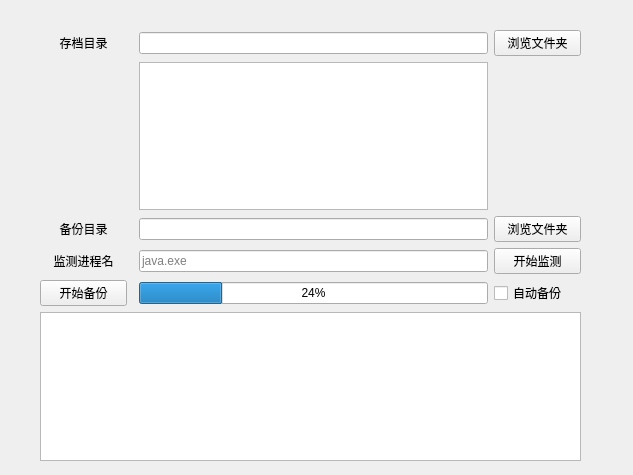
The window that UI/AutoBackUp.ui (mmcNYT/MCHelper) describes before a commit, drawn with Qt 5.
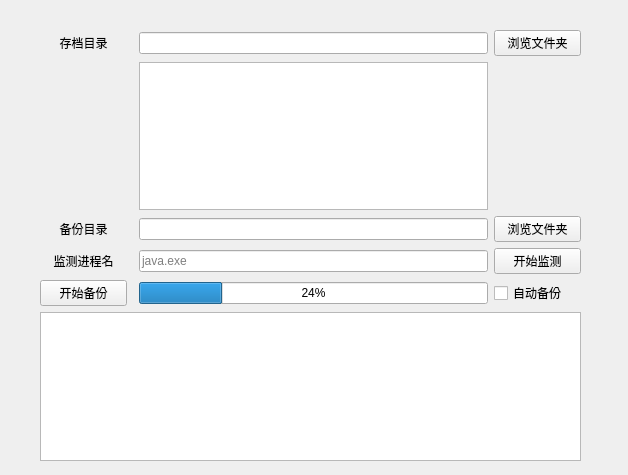
The same window after the commit.

Patch:
```diff
--- a/UI/AutoBackUp.ui
+++ b/UI/AutoBackUp.ui
@@ -9,7 +9,7 @@
    <rect>
     <x>0</x>
     <y>0</y>
-    <width>633</width>
+    <width>628</width>
     <height>475</height>
    </rect>
   </property>
```
